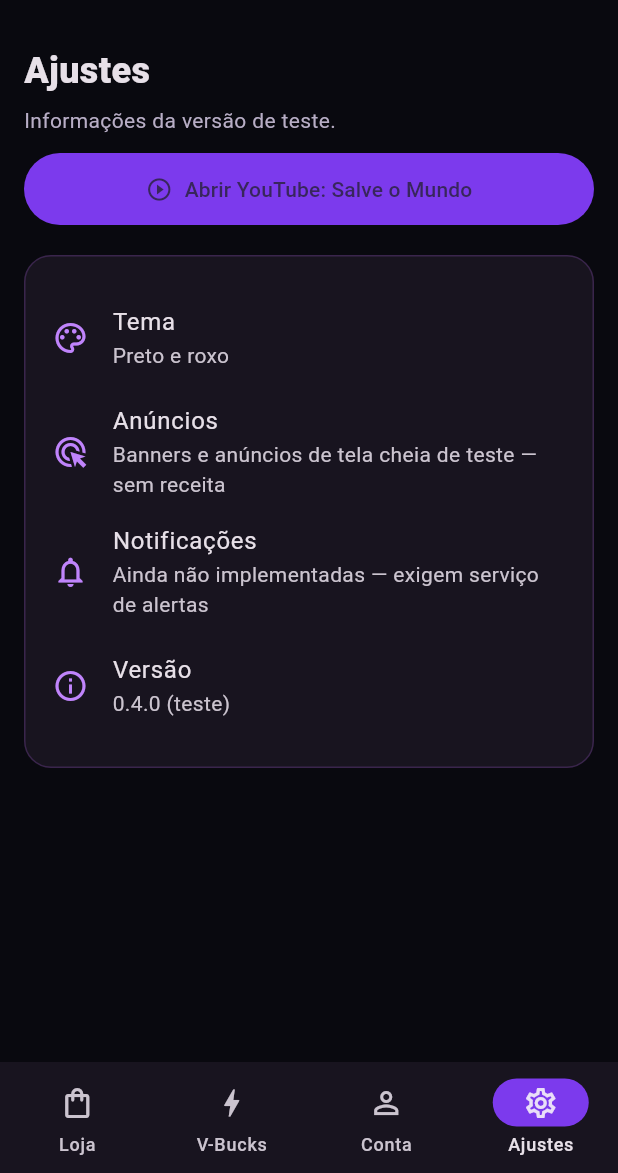
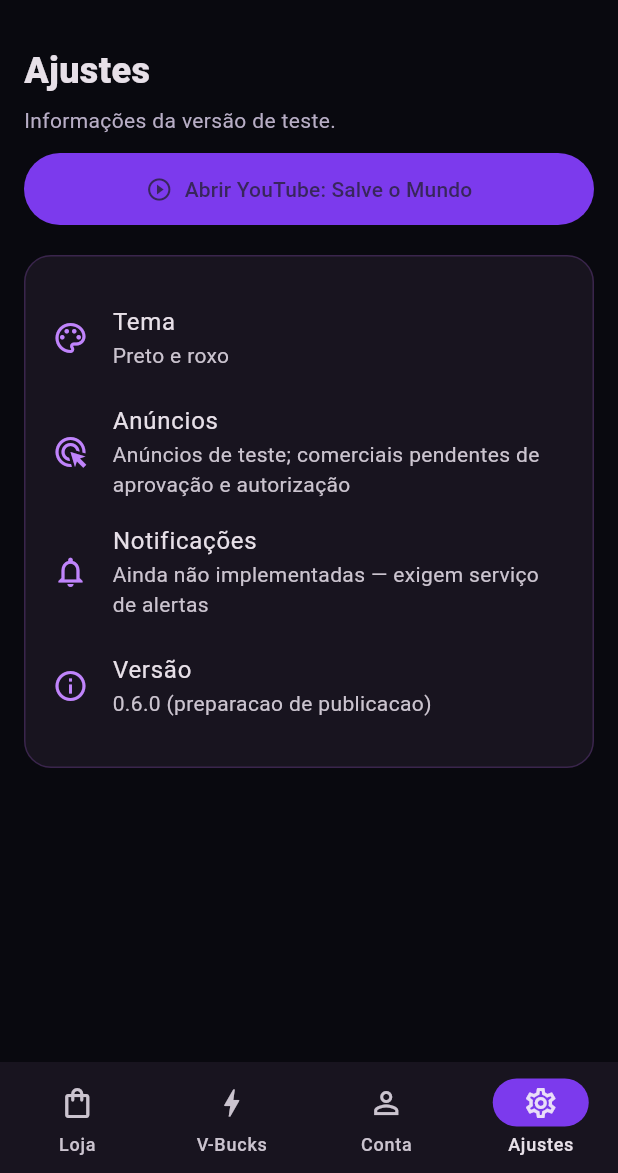
Before and after one commit to edilsonpeg09-bot/g, a Flutter app: the screen it shows after launch, item 4 of the bottom bar chosen, on a phone screen of 412 x 824 dp, the part 63-1236 px from its top. Run offline on Flutter 3.47's test engine with Material 3 defaults, Android fonts, the phone set to English and light mode, and no system bars; our stand-ins replace google_mobile_ads, webview_flutter; network calls fail.

Commit message:
Add files via upload

```diff
--- a/lib/main.dart
+++ b/lib/main.dart
@@ -14,6 +14,14 @@ const panel = Color(0xFF18141F);
 const purple = Color(0xFF7C3AED);
 const lilac = Color(0xFFC084FC);
 const dim = Color(0xFFB8AEC6);
+// Por seguranca, anuncios comerciais permanecem desativados.
+// Somente habilitar mediante autorizacoes e aprovacao do app.
+const bool enableLiveAds = bool.fromEnvironment('ENABLE_LIVE_ADS', defaultValue: false);
+const String bannerTestId = 'ca-app-pub-3940256099942544/6300978111';
+const String interstitialTestId = 'ca-app-pub-3940256099942544/1033173712';
+const String bannerProductionId = 'ca-app-pub-2459248219163601/4839255446';
+// Ainda nao temos bloco intersticial comercial registrado: NAO ativar este formato em producao.
+const String interstitialProductionId = '';
 const fortniteShop = 'https://www.fortnite.com/item-shop';
 const fortniteDb = 'https://fortnitedb.com/';
 const epicTransactions = 'https://www.epicgames.com/account/transactions';
@@ -53,9 +61,9 @@ class _HomePageState extends State<HomePage> {
   DateTime? _lastInterstitial;
 
   void _loadInterstitial() {
-    if (_interstitial != null) return;
+    if (_interstitial != null || (enableLiveAds && interstitialProductionId.isEmpty)) return;
     InterstitialAd.load(
-      adUnitId: 'ca-app-pub-3940256099942544/1033173712',
+      adUnitId: enableLiveAds ? interstitialProductionId : interstitialTestId,
       request: const AdRequest(),
       adLoadCallback: InterstitialAdLoadCallback(
         onAdLoaded: (ad) {
@@ -102,7 +110,7 @@ class _HomePageState extends State<HomePage> {
     super.initState();
     _loadInterstitial();
     _banner = BannerAd(
-      adUnitId: 'ca-app-pub-3940256099942544/6300978111',
+      adUnitId: enableLiveAds ? bannerProductionId : bannerTestId,
       size: AdSize.banner,
       request: const AdRequest(),
       listener: BannerAdListener(
@@ -249,9 +257,9 @@ class _HomePageState extends State<HomePage> {
         const SizedBox(height: 20),
         _card(child: const Column(crossAxisAlignment: CrossAxisAlignment.start, children: [
           ListTile(contentPadding: EdgeInsets.zero, leading: Icon(Icons.palette_outlined, color: lilac), title: Text('Tema'), subtitle: Text('Preto e roxo')),
-          ListTile(contentPadding: EdgeInsets.zero, leading: Icon(Icons.ads_click, color: lilac), title: Text('Anúncios'), subtitle: Text('Banners e anúncios de tela cheia de teste — sem receita')),
+          ListTile(contentPadding: EdgeInsets.zero, leading: Icon(Icons.ads_click, color: lilac), title: Text('Anúncios'), subtitle: Text('Anúncios de teste; comerciais pendentes de aprovação e autorização')),
           ListTile(contentPadding: EdgeInsets.zero, leading: Icon(Icons.notifications_none, color: lilac), title: Text('Notificações'), subtitle: Text('Ainda não implementadas — exigem serviço de alertas')),
-          ListTile(contentPadding: EdgeInsets.zero, leading: Icon(Icons.info_outline, color: lilac), title: Text('Versão'), subtitle: Text('0.4.0 (teste)')),
+          ListTile(contentPadding: EdgeInsets.zero, leading: Icon(Icons.info_outline, color: lilac), title: Text('Versão'), subtitle: Text('0.6.0 (preparacao de publicacao)')),
         ])),
       ]);
 }
--- a/pubspec.yaml
+++ b/pubspec.yaml
@@ -1,7 +1,7 @@
 name: roxo_shop
 description: Roxo Shop - loja, atalhos de alertas V-Bucks e minha conta.
 publish_to: none
-version: 0.4.0+4
+version: 0.6.0+6
 environment:
   sdk: '>=3.3.0 <4.0.0'
 dependencies:
```
Also changed, not shown: 2 other files.
